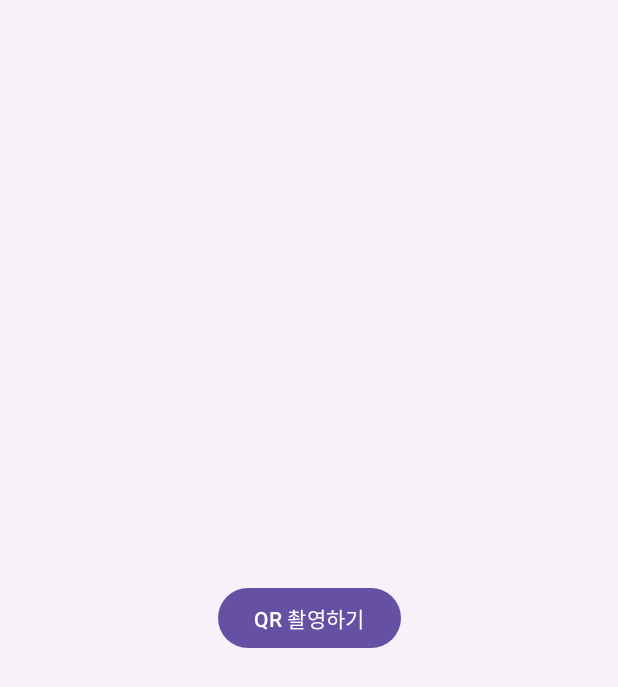
After one commit to won0104/MealManagement, an Android app built with Jetpack Compose: the composable QrPermissionScreen shown on its own in the app's theme, on a phone screen of 412 x 824 dp. The commit adds this screen. Shown: the top 687 px of the screen. Run offline under Robolectric (Android 15) with nearby library versions, the phone set to English and light mode, and no system bars; our stand-ins replace livedata-compose; network calls fail.

Commit message:
[feat] 화면 로직 분리중

```diff
--- /dev/null
+++ b/app/src/main/java/com/inconus/mealmanagement/ui/QrPermissionScreen.kt
@@ -0,0 +1,65 @@
+package com.inconus.mealmanagement.ui
+
+import androidx.compose.foundation.layout.Arrangement
+import androidx.compose.foundation.layout.Box
+import androidx.compose.foundation.layout.Column
+import androidx.compose.foundation.layout.Spacer
+import androidx.compose.foundation.layout.fillMaxSize
+import androidx.compose.foundation.layout.height
+import androidx.compose.foundation.layout.padding
+import androidx.compose.material3.Button
+import androidx.compose.material3.Text
+import androidx.compose.runtime.Composable
+import androidx.compose.runtime.MutableState
+import androidx.compose.runtime.livedata.observeAsState
+import androidx.compose.ui.Alignment
+import androidx.compose.ui.Modifier
+import androidx.compose.ui.platform.LocalContext
+import androidx.compose.ui.unit.dp
+import androidx.navigation.NavController
+import com.inconus.mealmanagement.nav.navigateToSettings
+import com.inconus.mealmanagement.util.cameraPermission
+import com.inconus.mealmanagement.vm.QrViewModel
+
+@Composable
+fun QrPermissionScreen(viewModel: QrViewModel, navController: NavController) {
+    val context = LocalContext.current
+    val cameraPermission = cameraPermission(viewModel)
+    val showPermissionDialog =
+        viewModel.showPermissionDialog.observeAsState(false) as MutableState<Boolean>
+
+    PermissionDeniedDialog(
+        showPermissionDialog,
+        onDismiss = { viewModel.updateShowPermissionDialog(false) },
+        onGoToSettings = {
+            navigateToSettings(context)
+            viewModel.updateShowPermissionDialog(false)
+        })
+
+    Box(
+        modifier = Modifier.fillMaxSize(),
+        contentAlignment = Alignment.Center
+    ) {
+        if (cameraPermission) {
+
+            Button(onClick = {navController.navigate("qrScanner")}) {
+                Text("QR 촬영하기")
+            }
+        } else {
+            Column(
+                modifier = Modifier.fillMaxSize().padding(30.dp),
+                verticalArrangement = Arrangement.Center,
+                horizontalAlignment = Alignment.CenterHorizontally
+            ) {
+                Text("앱을 사용하기 위해서는 카메라 권한이 필요합니다.")
+                Spacer(modifier = Modifier.height(10.dp))
+                Button(onClick = {
+                    navigateToSettings(context)
+                    viewModel.updateShowPermissionDialog(false)
+                }) {
+                    Text(text = "설정으로 이동")
+                }
+            }
+        }
+    }
+}
--- a/app/src/main/java/com/inconus/mealmanagement/util/Screen.kt
+++ b/app/src/main/java/com/inconus/mealmanagement/util/Screen.kt
@@ -13,7 +13,7 @@ import com.inconus.mealmanagement.R
 
 sealed class Screen(val route: String, val icon: @Composable () -> Painter, val title: String) {
     data object Login : Screen("login", { painterResource(R.drawable.baseline_login_24) },"Login")
-    data object QrScanner : Screen("qrScanner",{ painterResource(R.drawable.baseline_qr_code_scanner_24) }, "QR코드")
+    data object QrPermission : Screen("qrPermission",{ painterResource(R.drawable.baseline_qr_code_scanner_24) }, "QR코드")
     data object MyPage : Screen("myPage", { painterResource(R.drawable.baseline_account_circle_24) }, "내 정보")
     data object Calculate : Screen("calculate", { painterResource(R.drawable.baseline_calculate_24) }, "정산")
 }
```
Also changed, not shown: app/src/main/java/com/inconus/mealmanagement/nav/MainNavHost.kt (+5 -2 lines), app/src/main/java/com/inconus/mealmanagement/ui/QRScannerScreen.kt (+44 -68 lines).
